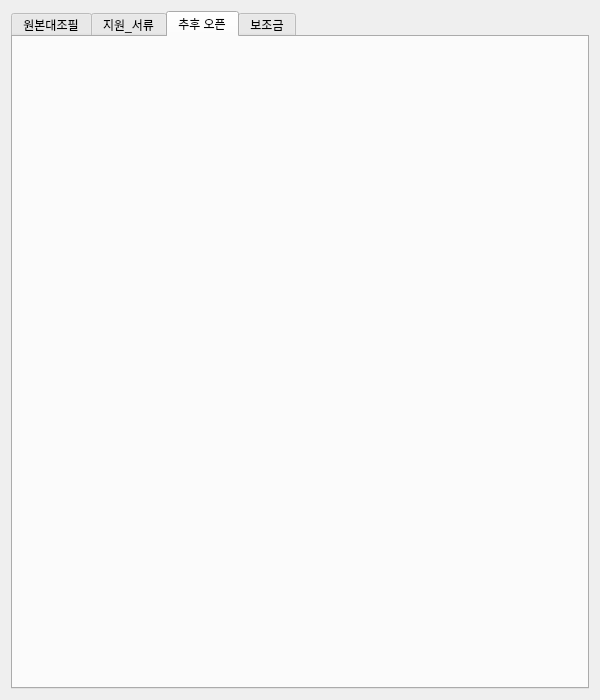
The window that ui/region_manager.ui (Glen-Lee-glitch/new_viewer) describes before a commit, drawn with Qt 5.
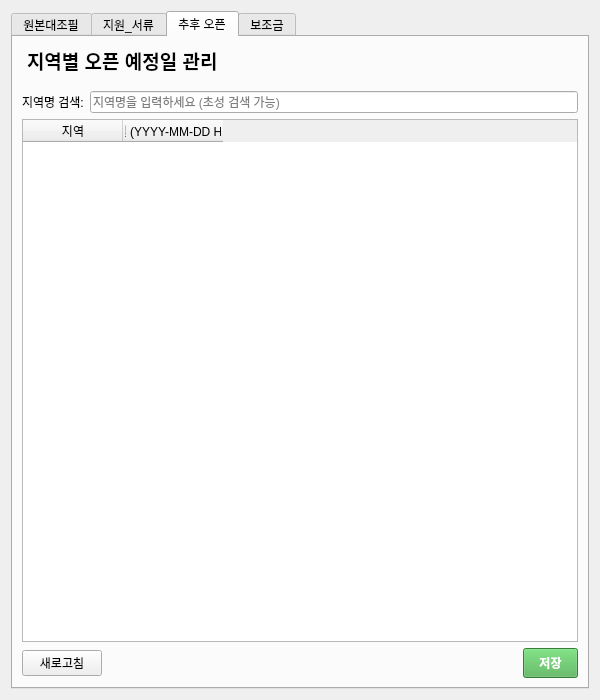
The same window after the commit. The open tabs and pages were chosen to show the change.

Commit message: feat: 오픈 예정 탭 추가 - 지역 관리

```diff
--- a/ui/region_manager.ui
+++ b/ui/region_manager.ui
@@ -167,7 +167,84 @@
       <attribute name="title">
        <string>추후 오픈</string>
       </attribute>
-      <layout class="QVBoxLayout" name="after_open_layout"/>
+      <layout class="QVBoxLayout" name="after_open_layout">
+       <item>
+        <widget class="QLabel" name="label_title_after">
+         <property name="styleSheet">
+          <string>font-size: 14pt; font-weight: bold; margin-bottom: 10px;</string>
+         </property>
+         <property name="text">
+          <string>지역별 오픈 예정일 관리</string>
+         </property>
+        </widget>
+       </item>
+       <item>
+        <layout class="QHBoxLayout" name="search_layout_after">
+         <item>
+          <widget class="QLabel" name="label_search_after">
+           <property name="text">
+            <string>지역명 검색:</string>
+           </property>
+          </widget>
+         </item>
+         <item>
+          <widget class="QLineEdit" name="lineEdit_search_after">
+           <property name="placeholderText">
+            <string>지역명을 입력하세요 (초성 검색 가능)</string>
+           </property>
+          </widget>
+         </item>
+        </layout>
+       </item>
+       <item>
+        <widget class="QTableWidget" name="tableWidget_after_open">
+         <column>
+          <property name="text">
+           <string>지역</string>
+          </property>
+         </column>
+         <column>
+          <property name="text">
+           <string>오픈 예정일 (YYYY-MM-DD HH:MM:SS)</string>
+          </property>
+         </column>
+        </widget>
+       </item>
+       <item>
+        <layout class="QHBoxLayout" name="button_layout_after">
+         <item>
+          <widget class="QPushButton" name="btn_refresh_after">
+           <property name="text">
+            <string>새로고침</string>
+           </property>
+          </widget>
+         </item>
+         <item>
+          <spacer name="horizontalSpacer_after">
+           <property name="orientation">
+            <enum>Qt::Orientation::Horizontal</enum>
+           </property>
+           <property name="sizeHint" stdset="0">
+            <size>
+             <width>40</width>
+             <height>20</height>
+            </size>
+           </property>
+          </spacer>
+         </item>
+         <item>
+          <widget class="QPushButton" name="btn_save_after">
+           <property name="styleSheet">
+            <string>background-color: #4CAF50; color: white; font-weight: bold; padding: 5px 15px;</string>
+           </property>
+           <property name="text">
+            <string>저장</string>
+           </property>
+          </widget>
+         </item>
+        </layout>
+       </item>
+      </layout>
      </widget>
      <widget class="QWidget" name="tab_2">
       <attribute name="title">
```
The commit also changes 1 other file.
